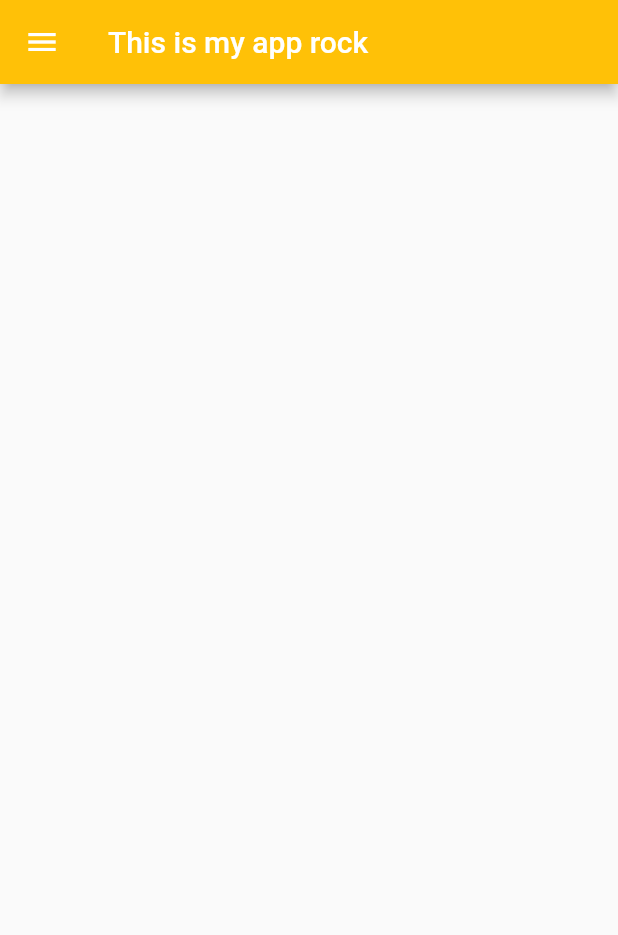
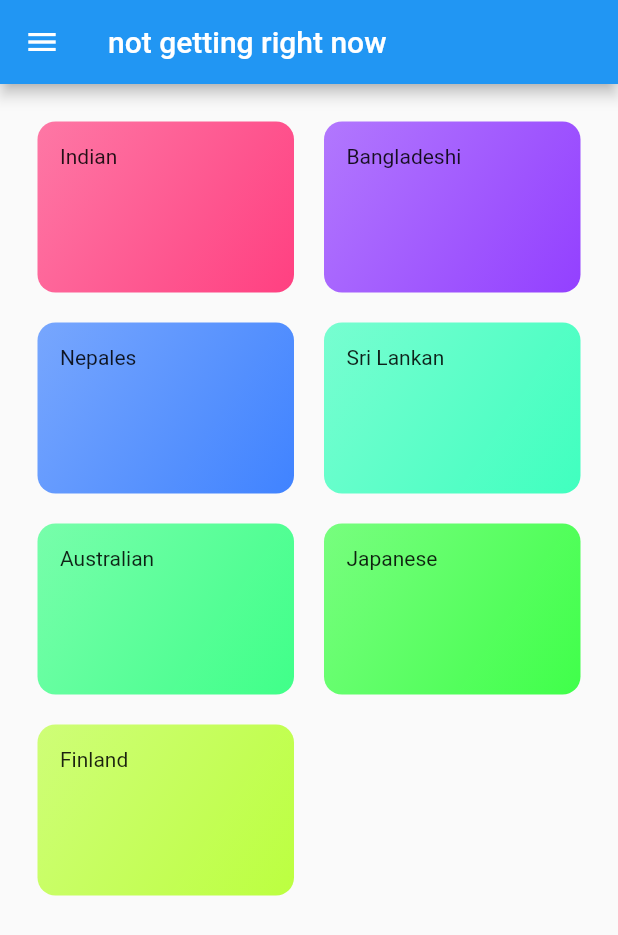
Before and after one commit to yash-explorer/foundation, a Flutter app: the screen it shows after launch, on a phone screen of 412 x 824 dp. Shown: the top 935 px of the screen. Run offline on Flutter 3.47's test engine with Material 2 defaults, Android fonts, the phone set to English and light mode, and no system bars.

Commit message:
Grid view added.Just a basic view. need to adjust for proper fit

```diff
--- /dev/null
+++ b/lib/Categories_item.dart
@@ -0,0 +1,25 @@
+import 'package:flutter/material.dart';
+
+class CategoriesItem extends StatelessWidget {
+  final String title;
+  final Color color;
+  const CategoriesItem(this.color,this.title);
+
+
+
+  @override
+  Widget build(BuildContext context) {
+    return Container(
+      padding: const EdgeInsets.all(15),
+      child:Text(title),
+      decoration: BoxDecoration(
+        gradient: LinearGradient(
+          colors: [color.withOpacity(0.7),
+          color] ,
+          begin: Alignment.topLeft,
+          end: Alignment.bottomRight),
+      borderRadius: BorderRadius.circular(12)
+      ),
+    );
+  }
+}
--- /dev/null
+++ b/lib/category.dart
@@ -0,0 +1,11 @@
+import 'package:flutter/material.dart';
+
+
+
+class Category {
+  final String id;
+  final String title;
+  final Color color;
+
+  const Category({required this.id, required this.title, this.color = Colors.orange});
+}
--- /dev/null
+++ b/lib/category_data.dart
@@ -0,0 +1,39 @@
+ import 'package:flutter/material.dart';
+ import './category.dart';
+
+ const DUMMY_CATEGORIES =const[
+  Category(
+    id: "1",
+    title: "Indian",
+    color: Colors.pinkAccent),
+
+    Category(
+    id: "2",
+    title: "Bangladeshi",
+    color: Color.fromRGBO(147, 64, 255, 1)),
+
+    Category(
+    id: "3",
+    title: "Nepales",
+    color: Color.fromARGB(255, 64, 131, 255)),
+
+    Category(
+    id: "4",
+    title: "Sri Lankan",
+    color: Color.fromARGB(255, 64, 255, 191)),
+
+    Category(
+    id: "5",
+    title: "Australian",
+    color: Color.fromARGB(255, 64, 255, 137)),
+
+    Category(
+    id: "6",
+    title: "Japanese",
+    color: Color.fromARGB(255, 64, 255, 74)),
+
+    Category(
+    id: "7",
+    title: "Finland",
+    color: Color.fromARGB(255, 188, 255, 64)),
+ ];
--- /dev/null
+++ b/lib/category_screen.dart
@@ -0,0 +1,86 @@
+import 'package:flutter/material.dart';
+import 'package:yash/Categories_item.dart';
+import 'package:yash/category_data.dart';
+
+class CategoryScreen extends StatelessWidget {
+  const CategoryScreen({super.key});
+
+  @override
+  Widget build(BuildContext context) {
+    return Scaffold(
+
+      appBar: AppBar(
+        title: Text("not getting right now"),
+
+      ),
+      drawer: Drawer(
+          backgroundColor: Color.fromARGB(209, 159, 153, 173),
+          child: ListView(
+            padding: EdgeInsets.zero,
+            children: [
+              UserAccountsDrawerHeader(
+                accountName: Text("Gojo Sataru"),
+                accountEmail: Text("gojosataru96@gmail.com"),
+                currentAccountPicture: CircleAvatar(
+                  child: ClipOval(
+                    child: Image.network(
+                      "https://picsum.photos/250?image=9",
+                      scale: .9,
+                      width: 170,
+                      height: 180,
+                      fit: BoxFit.cover,
+                    ),
+                  ),
+                ),
+                decoration: BoxDecoration(
+                    image: DecorationImage(
+                  image: NetworkImage(
+                    "https://images.unsplash.com/photo-1514810771018-276192729582?ixlib=rb-4.0.3&ixid=MnwxMjA3fDB8MHxwaG90by1wYWdlfHx8fGVufDB8fHx8&auto=format&fit=crop&w=1170&q=80",
+                  ),
+                  fit: BoxFit.cover,
+                )),
+              ),
+              ListTile(
+                leading: Icon(Icons.favorite),
+                title: Text("Favorites"),
+                onTap: () => print("you just pressed Favourite button"),
+              ),
+              ListTile(
+                leading: Icon(Icons.share),
+                title: Text("Share"),
+                onTap: () => print("you just pressed Share button"),
+              ),
+              ListTile(
+                leading: Icon(Icons.people),
+                title: Text("Friends"),
+                onTap: () => print("you just pressed Friends button"),
+              ),
+              ListTile(
+                leading: Icon(Icons.notifications),
+                title: Text("Notifications"),
+                onTap: () => print("you just pressed Notification button"),
+              ),
+              ListTile(
+                leading: Icon(Icons.settings),
+                title: Text("Settings"),
+                onTap: () => print("you just pressed Settings button"),
+              ),
+            ],
+          ),
+        ),
+        body: GridView(
+          padding: const EdgeInsets.all(25),
+          children: DUMMY_CATEGORIES.map((categoriesItem) => CategoriesItem(
+            categoriesItem.color,
+            categoriesItem.title)).toList(),
+            gridDelegate: SliverGridDelegateWithMaxCrossAxisExtent(
+              maxCrossAxisExtent:200,
+              childAspectRatio: 3/2,
+              crossAxisSpacing: 20,
+              mainAxisSpacing: 20 ),
+        ),
+
+
+    );
+  }
+}
--- a/lib/main.dart
+++ b/lib/main.dart
@@ -1,4 +1,5 @@
 import 'package:flutter/material.dart';
+import './category_screen.dart';
 
 void main(List<String> args) {
   runApp(Myapp());
@@ -10,67 +11,8 @@ class Myapp extends StatelessWidget {
   @override
   Widget build(BuildContext context) {
     return MaterialApp(
-      home: Scaffold(
-        appBar: AppBar(
-          title: Text("This is my app rock"),
-          backgroundColor: Colors.amber,
-        ),
-        drawer: Drawer(
-          backgroundColor: Color.fromARGB(209, 159, 153, 173),
-          child: ListView(
-            padding: EdgeInsets.zero,
-            children: [
-              UserAccountsDrawerHeader(
-                accountName: Text("Gojo Sataru"),
-                accountEmail: Text("gojosataru96@gmail.com"),
-                currentAccountPicture: CircleAvatar(
-                  child: ClipOval(
-                    child: Image.network(
-                      "https://picsum.photos/250?image=9",
-                      scale: .9,
-                      width: 170,
-                      height: 180,
-                      fit: BoxFit.cover,
-                    ),
-                  ),
-                ),
-                decoration: BoxDecoration(
-                    image: DecorationImage(
-                  image: NetworkImage(
-                    "https://images.unsplash.com/photo-1514810771018-276192729582?ixlib=rb-4.0.3&ixid=MnwxMjA3fDB8MHxwaG90by1wYWdlfHx8fGVufDB8fHx8&auto=format&fit=crop&w=1170&q=80",
-                  ),
-                  fit: BoxFit.cover,
-                )),
-              ),
-              ListTile(
-                leading: Icon(Icons.favorite),
-                title: Text("Favorites"),
-                onTap: () => print("you just pressed Favourite button"),
-              ),
-              ListTile(
-                leading: Icon(Icons.share),
-                title: Text("Share"),
-                onTap: () => print("you just pressed Share button"),
-              ),
-              ListTile(
-                leading: Icon(Icons.people),
-                title: Text("Friends"),
-                onTap: () => print("you just pressed Friends button"),
-              ),
-              ListTile(
-                leading: Icon(Icons.notifications),
-                title: Text("Notifications"),
-                onTap: () => print("you just pressed Notification button"),
-              ),
-              ListTile(
-                leading: Icon(Icons.settings),
-                title: Text("Settings"),
-                onTap: () => print("you just pressed Settings button"),
-              ),
-            ],
-          ),
-        ),
-      ),
+      home: CategoryScreen(),
+
     );
   }
 }
```
